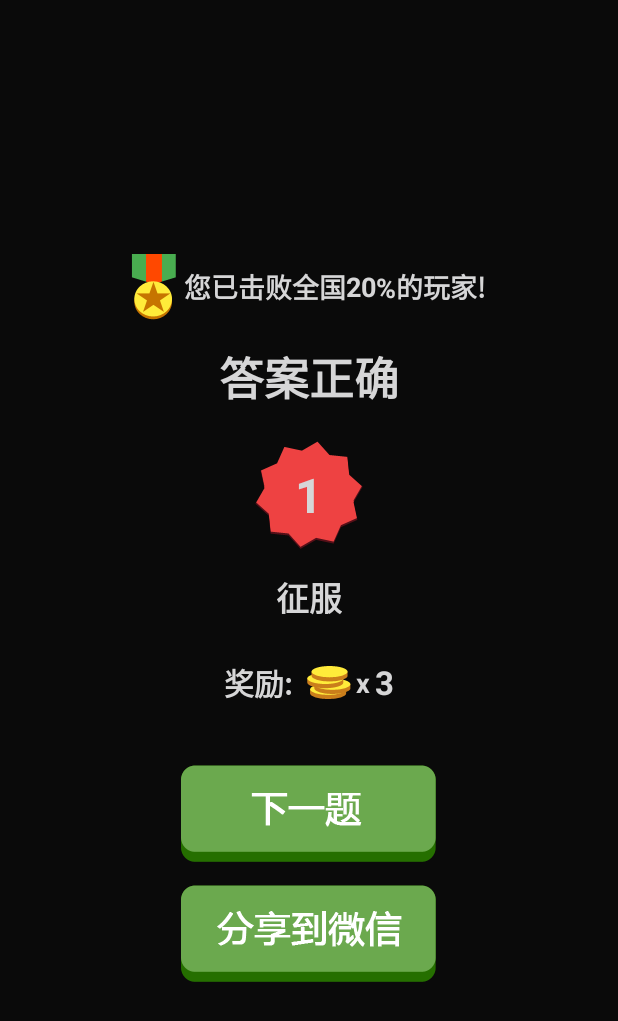
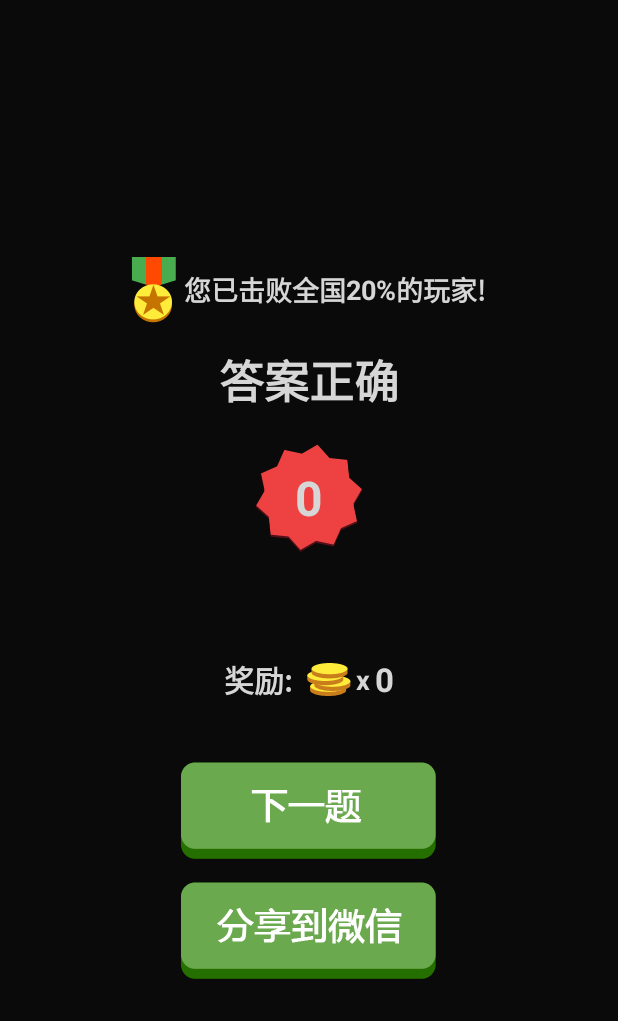
Before and after one commit to caobotao/GussMusics, an Android app: the PassStageActivity screen opened directly, with no data from a screen before it, on a phone screen of 412 x 824 dp. Shown: the top 1021 px of the screen. Run offline under Robolectric (Android 15) with nearby library versions, the phone set to English and light mode, and no system bars; 3 statements that could not run were skipped.

Commit message:
实现过关的逻辑

```diff
--- a/app/src/main/java/com/cbt/guessmusic/activity/PassStageActivity.java
+++ b/app/src/main/java/com/cbt/guessmusic/activity/PassStageActivity.java
@@ -1,9 +1,15 @@
 package com.cbt.guessmusic.activity;
 
 import android.app.Activity;
+import android.content.Intent;
 import android.os.Bundle;
+import android.view.View;
+import android.view.View.OnClickListener;
+import android.widget.ImageButton;
+import android.widget.TextView;
 
 import com.cbt.guessmusic.R;
+import com.cbt.guessmusic.data.Const;
 
 /**
  * Created by caobotao on 16/3/1.
@@ -13,9 +19,64 @@ public class PassStageActivity extends Activity {
     public static final String CURRENT_STAGE_STR = "current stage";
     public static final String REWARD_COINS_STR = "reward coins";
 
+    private TextView mViewBitPercent;
+    private TextView mViewPassStage;
+    private TextView mViewPassSongName;
+    private TextView mViewRewardCoins;
+
+    private ImageButton mViewNextStage;
+    private ImageButton mViewShareToWeiXin;
+
+    private int mPassStage;
+    private int mRewardCoins;
+    private String mPassSongName;
+
     @Override
     protected void onCreate(Bundle savedInstanceState) {
         super.onCreate(savedInstanceState);
         setContentView(R.layout.activity_pass_stage);
+        initView();
+        initData();
+        initEvent();
+    }
+
+    private void initEvent() {
+        mViewNextStage.setOnClickListener(new OnClickListener() {
+            @Override
+            public void onClick(View v) {
+                if (isTheLastStage()) {
+                    // TODO: 16/3/1 已经通关,进入通关界面
+                } else {
+                    Intent intent = new Intent(PassStageActivity.this, MainActivity.class);
+                    intent.putExtra(MainActivity.DELIVERED_STAGE, mPassStage);
+                    startActivity(intent);
+                    finish();
+                }
+            }
+        });
+    }
+
+    private boolean isTheLastStage() {
+        return mPassStage == Const.SONGS_INFO.length;
+    }
+
+    private void initData() {
+        Bundle bundle = getIntent().getExtras();
+        mPassStage = bundle.getInt(CURRENT_STAGE_STR);
+        mRewardCoins = bundle.getInt(REWARD_COINS_STR);
+        mPassSongName = bundle.getString(SONG_NAME_STR);
+
+        mViewPassStage.setText(mPassStage + "");
+        mViewPassSongName.setText(mPassSongName);
+        mViewRewardCoins.setText(mRewardCoins + "");
+    }
+
+    private void initView() {
+        mViewBitPercent = (TextView) findViewById(R.id.bit_percent);
+        mViewPassStage = (TextView) findViewById(R.id.pass_stage);
+        mViewPassSongName = (TextView) findViewById(R.id.pass_song_name);
+        mViewRewardCoins = (TextView) findViewById(R.id.reward_coins);
+        mViewNextStage = (ImageButton) findViewById(R.id.next_stage);
+        mViewShareToWeiXin = (ImageButton) findViewById(R.id.share_to_wx);
     }
 }
--- a/app/src/main/res/layout/activity_pass_stage.xml
+++ b/app/src/main/res/layout/activity_pass_stage.xml
@@ -32,15 +32,15 @@
             android:layout_width="wrap_content"
             android:layout_height="wrap_content"
             android:layout_gravity="center_vertical"
-            android:text="20"
-            android:textColor="@color/c_ghost_white"
+            android:text="20%"
+            android:textColor="@color/c_redorange"
             android:textSize="18sp"
             android:textStyle="bold"/>
         <TextView
             android:layout_width="wrap_content"
             android:layout_height="wrap_content"
             android:layout_gravity="center_vertical"
-            android:text="%的玩家!"
+            android:text="的玩家!"
             android:textColor="@color/c_ghost_white"
             android:textSize="18sp"
             android:textStyle="bold"/>
@@ -80,7 +80,7 @@
     </FrameLayout>
 
     <TextView
-        android:id="@+id/pass_game_name"
+        android:id="@+id/pass_song_name"
         android:layout_width="wrap_content"
         android:layout_height="wrap_content"
         android:layout_gravity="center_horizontal"
```
Also changed, not shown: app/src/main/java/com/cbt/guessmusic/activity/MainActivity.java (+33 -7 lines), app/src/main/java/com/cbt/guessmusic/util/Util.java (+18 -2 lines), app/src/main/res/layout/register.xml (added, +271 -0 lines).
